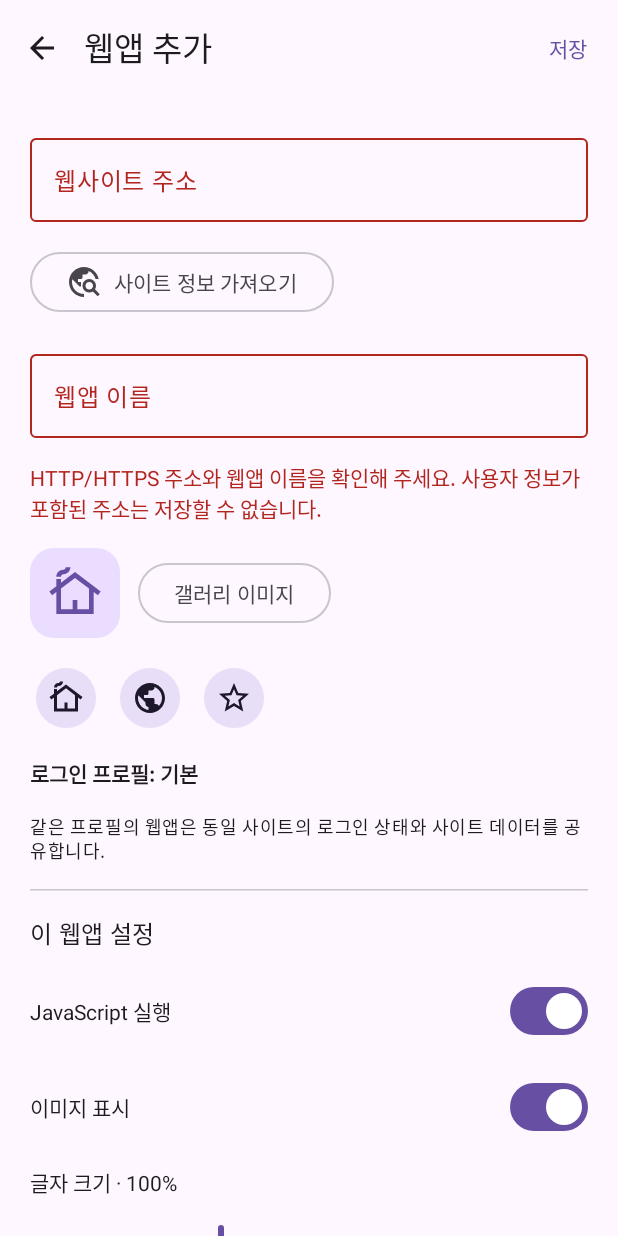
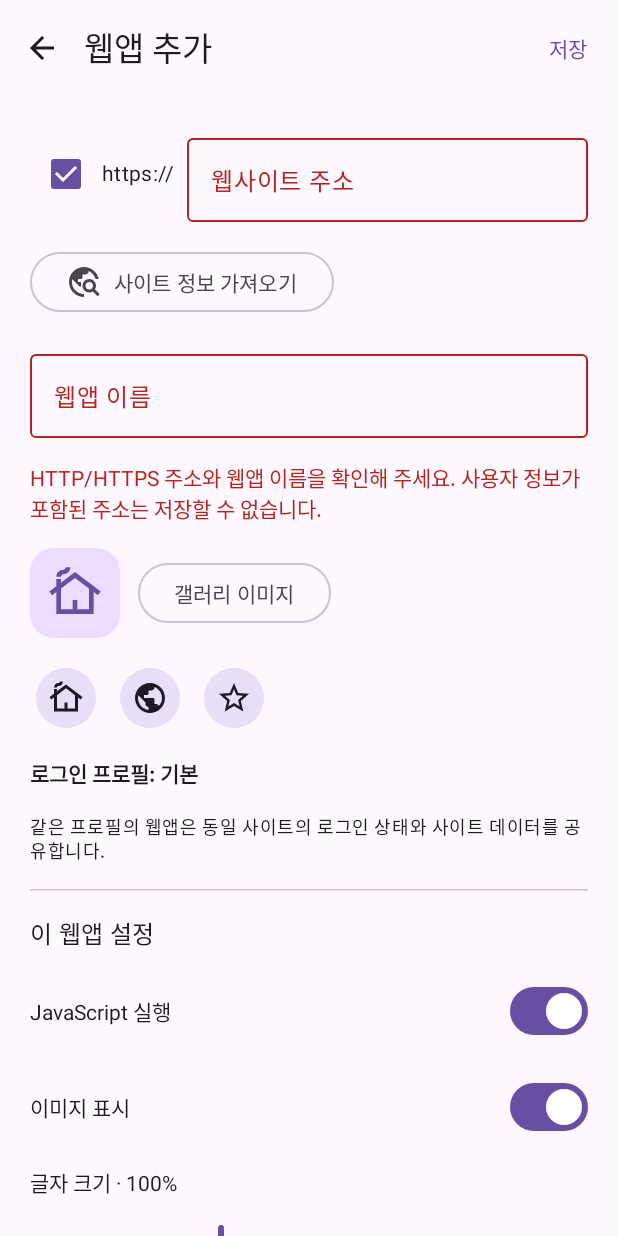
Before and after one commit to SoonCheol/WebDungji, an Android app built with Jetpack Compose: the composable EditorScreen called with empty values, after a tap on "저장", on a phone screen of 412 x 824 dp. Run offline under Robolectric (Android 15) with nearby library versions, the phone set to English and light mode, and no system bars; our stand-ins replace Room's generated code; pictures from the network do not load.

Commit message:
feat: support HTTP HTTPS checkbox and validate web app URLs

```diff
--- a/app-project/app/build.gradle
+++ b/app-project/app/build.gradle
@@ -22,8 +22,8 @@ android {
   applicationId 'com.webdungji.app'
   minSdk 29
   targetSdk 36
-  versionCode 2
-  versionName '0.2.0'
+  versionCode 3
+  versionName '0.2.1'
   testInstrumentationRunner 'androidx.test.runner.AndroidJUnitRunner'
  }
  buildFeatures { compose true; buildConfig true }
--- a/app-project/app/src/main/java/com/webdungji/app/domain/UrlPolicy.kt
+++ b/app-project/app/src/main/java/com/webdungji/app/domain/UrlPolicy.kt
@@ -4,6 +4,19 @@ import java.net.URI
 import java.net.IDN
 
 object UrlPolicy {
+ /** A pasted HTTP(S) prefix is removed before the HTTPS checkbox is applied. */
+ fun withoutWebScheme(input: String): String =
+  input.trim().replaceFirst(Regex("^https?://", RegexOption.IGNORE_CASE), "")
+
+ fun registrationWithScheme(input: String, useHttps: Boolean): String? {
+  val trimmed = input.trim()
+  if (trimmed.isEmpty() || trimmed.any { it.isISOControl() || it.isWhitespace() }) return null
+  val stripped = withoutWebScheme(trimmed)
+  // Reject unsupported, malformed and repeated protocols rather than silently changing hosts.
+  if (Regex("^[a-zA-Z][a-zA-Z0-9+.-]*:").containsMatchIn(stripped)) return null
+  if (stripped.contains("://") || stripped.startsWith("//") || stripped.startsWith("/")) return null
+  return registration("${if (useHttps) "https" else "http"}://$stripped")
+ }
  fun normalize(input: String): String? = runCatching {
   if(input.any { it.isISOControl() }) return null
   var value = input.trim()
--- a/app-project/app/src/main/java/com/webdungji/app/ui/WebDungjiRoot.kt
+++ b/app-project/app/src/main/java/com/webdungji/app/ui/WebDungjiRoot.kt
@@ -148,7 +148,8 @@ fun AppIcon(ref: String?, model: AppViewModel, modifier: Modifier = Modifier) {
 @Composable
 fun EditorScreen(model: AppViewModel, original: WebAppEntity?, close: () -> Unit) {
  val id = rememberSaveable { original?.id ?: UUID.randomUUID().toString() }
- var address by rememberSaveable { mutableStateOf(original?.startUrl ?: "") }
+ var address by rememberSaveable(original?.id) { mutableStateOf(UrlPolicy.withoutWebScheme(original?.startUrl ?: "")) }
+ var useHttps by rememberSaveable(original?.id) { mutableStateOf(original?.startUrl?.startsWith("http://", ignoreCase = true) != true) }
  var name by rememberSaveable { mutableStateOf(original?.name ?: "") }
  var icon by rememberSaveable { mutableStateOf(original?.iconRef) }
  var javaScript by rememberSaveable { mutableStateOf(original?.javaScript ?: true) }
@@ -166,9 +167,10 @@ fun EditorScreen(model: AppViewModel, original: WebAppEntity?, close: () -> Unit
   if(uri != null) scope.launch { busy = true; runCatching { model.repository.importImage(uri) }.onSuccess { icon = it }.onFailure { message = imageFailed }; busy = false }
  }
  val submit: () -> Unit = {
-    if(UrlPolicy.registration(address) == null || name.isBlank()) { invalid = true } else scope.launch {
+    val normalizedAddress = UrlPolicy.registrationWithScheme(address, useHttps)
+    if(normalizedAddress == null || name.isBlank()) { invalid = true } else scope.launch {
      busy = true
-     val draft = (original ?: WebAppEntity(id, name, address, displayOrder = 0, createdAt = 0, updatedAt = 0)).copy(name = name, startUrl = address, iconRef = icon, javaScript = javaScript, images = images, textZoom = zoom.toInt())
+     val draft = (original ?: WebAppEntity(id, name, normalizedAddress, displayOrder = 0, createdAt = 0, updatedAt = 0)).copy(name = name, startUrl = normalizedAddress, iconRef = icon, javaScript = javaScript, images = images, textZoom = zoom.toInt())
      runCatching { model.repository.save(draft) }.onSuccess { close() }.onFailure { message = saveFailed }
      busy = false
     }
@@ -176,16 +178,22 @@ fun EditorScreen(model: AppViewModel, original: WebAppEntity?, close: () -> Unit
  }
  Scaffold(topBar = { TopAppBar(title = { Text(if(original == null) label("웹앱 추가", "Add web app") else label("웹앱 편집", "Edit web app")) }, navigationIcon = { IconButton(onClick = close) { Icon(Icons.AutoMirrored.Outlined.ArrowBack, label("뒤로", "Back")) } }, actions = { TextButton(onClick = submit, enabled = !busy, modifier = Modifier.testTag("save_app")) { Text(label("저장", "Save")) } }) }) { padding ->
   Column(Modifier.padding(padding).fillMaxSize().imePadding().verticalScroll(rememberScrollState()).padding(20.dp), verticalArrangement = Arrangement.spacedBy(16.dp)) {
-   OutlinedTextField(value = address, onValueChange = { address = it; invalid = false; message = "" }, label = { Text(label("웹사이트 주소", "Website address")) }, placeholder = { Text("https://example.com") }, keyboardOptions = KeyboardOptions(keyboardType = KeyboardType.Uri), singleLine = true, isError = invalid && UrlPolicy.registration(address) == null, enabled = !busy, modifier = Modifier.fillMaxWidth().testTag("url_input"))
-   if(address.trim().startsWith("http://")) Text(label("HTTP 주소는 암호화되지 않습니다. 가능한 HTTPS를 사용하세요.", "HTTP is not encrypted. Use HTTPS when available."), color = MaterialTheme.colorScheme.secondary, style = MaterialTheme.typography.bodySmall)
+   Row(verticalAlignment = Alignment.CenterVertically, horizontalArrangement = Arrangement.spacedBy(8.dp)) {
+    Row(verticalAlignment = Alignment.CenterVertically) {
+     Checkbox(checked = useHttps, onCheckedChange = { useHttps = it; invalid = false }, enabled = !busy, modifier = Modifier.testTag("https_checkbox"))
+     Text("https://", style = MaterialTheme.typography.bodyMedium)
+    }
+    OutlinedTextField(value = address, onValueChange = { address = UrlPolicy.withoutWebScheme(it); invalid = false; message = "" }, label = { Text(label("웹사이트 주소", "Website address")) }, placeholder = { Text("example.com") }, keyboardOptions = KeyboardOptions(keyboardType = KeyboardType.Uri), singleLine = true, isError = invalid && UrlPolicy.registrationWithScheme(address, useHttps) == null, enabled = !busy, modifier = Modifier.weight(1f).testTag("url_input"))
+   }
+   if(!useHttps) Text(label("HTTP 주소는 암호화되지 않습니다. 가능한 HTTPS를 사용하세요.", "HTTP is not encrypted. Use HTTPS when available."), color = MaterialTheme.colorScheme.secondary, style = MaterialTheme.typography.bodySmall)
    OutlinedButton(onClick = {
-    val url = UrlPolicy.registration(address)
+    val url = UrlPolicy.registrationWithScheme(address, useHttps)
     if(url == null) { invalid = true } else scope.launch {
      busy = true; message = ""
      runCatching { SiteMetadataLoader().load(url) }.onSuccess { details ->
       if(name.isBlank()) name = details.title
       if(icon == null) details.icon?.let { icon = model.repository.storeIcon(it) }
-      address = url; message = successMessage
+      address = UrlPolicy.withoutWebScheme(url); message = successMessage
      }.onFailure { message = failedMessage }
      busy = false
     }
```
Also changed, not shown: 2 other files.
